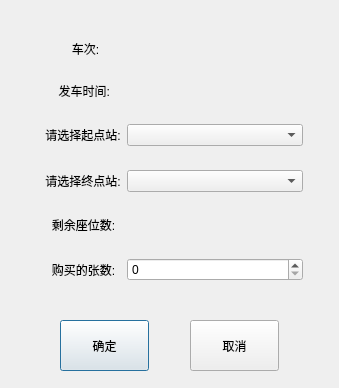
The window that code/selldialog.ui (luyiming/TicketManagementSystem) describes before a commit, drawn with Qt 5.
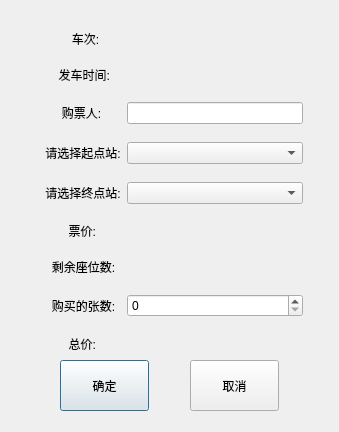
The same window after the commit.

Diff of the .ui file:
```diff
--- a/code/selldialog.ui
+++ b/code/selldialog.ui
@@ -7,7 +7,7 @@
     <x>0</x>
     <y>0</y>
     <width>339</width>
-    <height>388</height>
+    <height>432</height>
    </rect>
   </property>
   <property name="windowTitle">
@@ -17,7 +17,7 @@
    <property name="geometry">
     <rect>
      <x>60</x>
-     <y>320</y>
+     <y>360</y>
      <width>89</width>
      <height>51</height>
     </rect>
@@ -30,7 +30,7 @@
    <property name="geometry">
     <rect>
      <x>190</x>
-     <y>320</y>
+     <y>360</y>
      <width>89</width>
      <height>51</height>
     </rect>
@@ -43,14 +43,14 @@
    <property name="geometry">
     <rect>
      <x>42</x>
-     <y>40</y>
+     <y>30</y>
      <width>261</width>
-     <height>251</height>
+     <height>352</height>
     </rect>
    </property>
    <layout class="QFormLayout" name="formLayout">
     <property name="verticalSpacing">
-     <number>24</number>
+     <number>18</number>
     </property>
     <item row="0" column="0">
      <widget class="QLabel" name="trainIDLabel2">
@@ -73,48 +73,48 @@
       </property>
      </widget>
     </item>
-    <item row="2" column="0">
+    <item row="3" column="0">
      <widget class="QLabel" name="label_2">
       <property name="text">
        <string> 请选择起点站:</string>
       </property>
      </widget>
     </item>
-    <item row="2" column="1">
+    <item row="3" column="1">
      <widget class="QComboBox" name="startingStationBox"/>
     </item>
-    <item row="3" column="0">
+    <item row="4" column="0">
      <widget class="QLabel" name="label_3">
       <property name="text">
        <string> 请选择终点站:</string>
       </property>
      </widget>
     </item>
-    <item row="3" column="1">
+    <item row="4" column="1">
      <widget class="QComboBox" name="terminalStationBox"/>
     </item>
-    <item row="4" column="0">
+    <item row="6" column="0">
      <widget class="QLabel" name="label_6">
       <property name="text">
        <string>   剩余座位数:</string>
       </property>
      </widget>
     </item>
-    <item row="4" column="1">
+    <item row="6" column="1">
      <widget class="QLabel" name="seatsLeftLabel">
       <property name="text">
        <string/>
       </property>
      </widget>
     </item>
-    <item row="5" column="0">
+    <item row="7" column="0">
      <widget class="QLabel" name="label_4">
       <property name="text">
        <string>   购买的张数:</string>
       </property>
      </widget>
     </item>
-    <item row="5" column="1">
+    <item row="7" column="1">
      <widget class="QSpinBox" name="spinBox"/>
     </item>
     <item row="1" column="1">
@@ -124,6 +124,44 @@
       </property>
      </widget>
     </item>
+    <item row="8" column="0">
+     <widget class="QLabel" name="label">
+      <property name="text">
+       <string>        总价:</string>
+      </property>
+     </widget>
+    </item>
+    <item row="8" column="1">
+     <widget class="QLabel" name="sumLabel">
+      <property name="text">
+       <string/>
+      </property>
+     </widget>
+    </item>
+    <item row="5" column="0">
+     <widget class="QLabel" name="label_5">
+      <property name="text">
+       <string>        票价:</string>
+      </property>
+     </widget>
+    </item>
+    <item row="5" column="1">
+     <widget class="QLabel" name="priceLabel">
+      <property name="text">
+       <string/>
+      </property>
+     </widget>
+    </item>
+    <item row="2" column="0">
+     <widget class="QLabel" name="label_7">
+      <property name="text">
+       <string>      购票人:</string>
+      </property>
+     </widget>
+    </item>
+    <item row="2" column="1">
+     <widget class="QLineEdit" name="nameLine"/>
+    </item>
    </layout>
   </widget>
  </widget>
```
Left out of the diff: 8 changed lines with no effect on the pictures.
